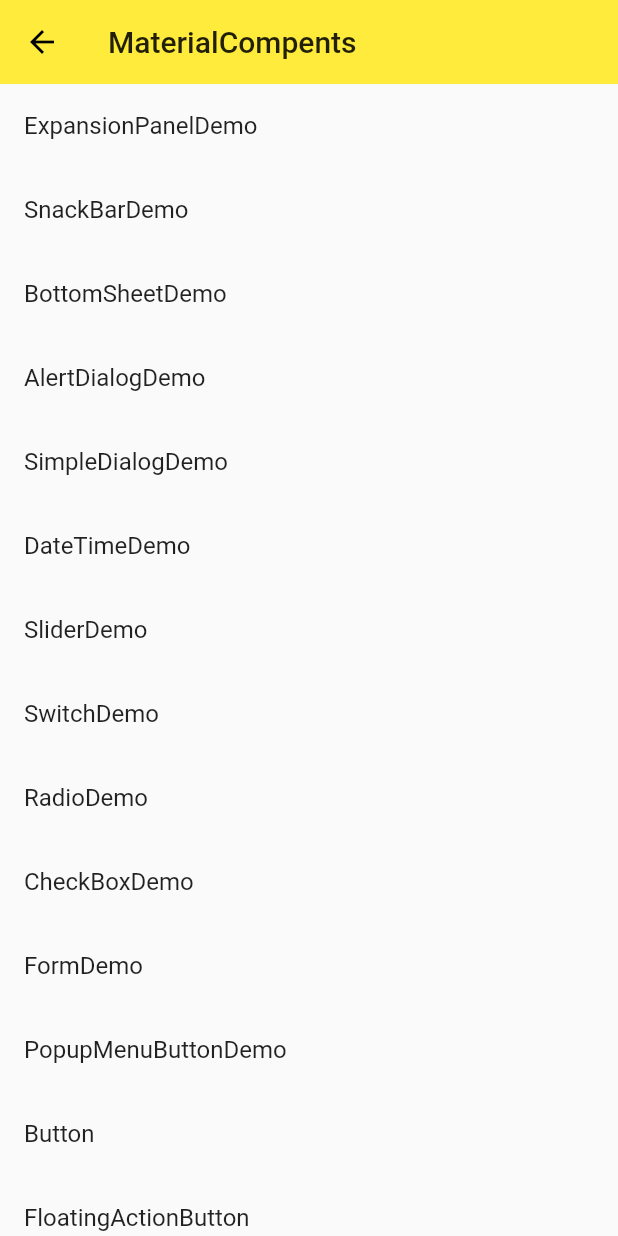
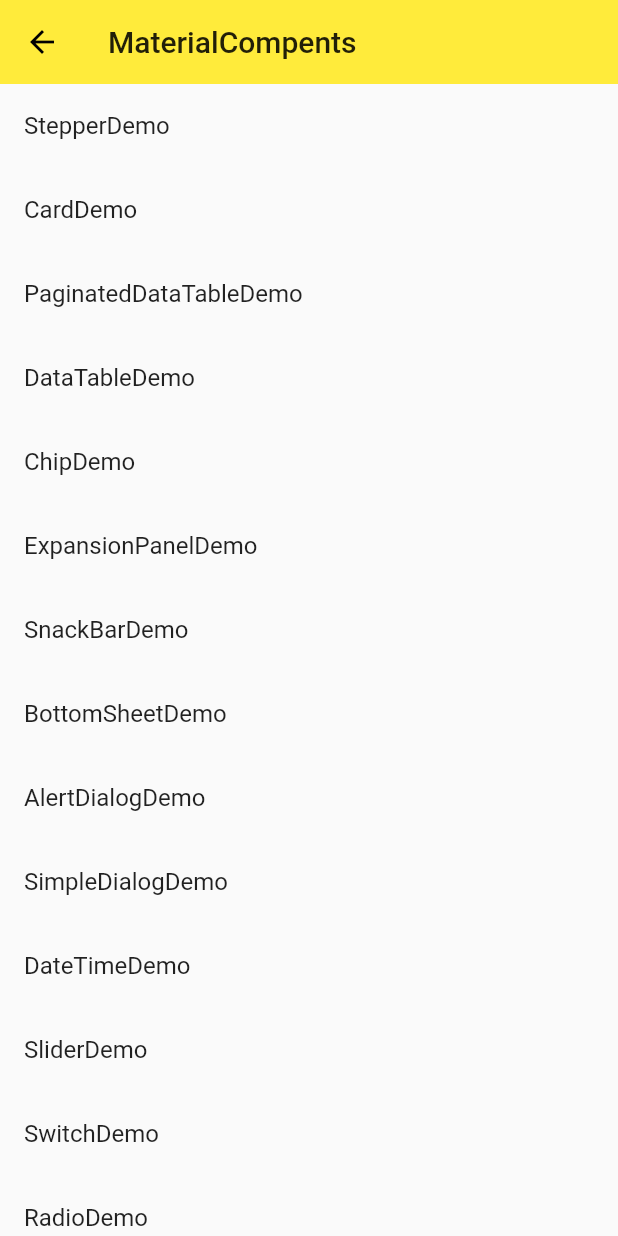
Before and after one commit to kzeeyang/flutter_study, a Flutter app: the screen it shows after launch, on a phone screen of 412 x 824 dp. Run offline on Flutter 3.47's test engine with Material 2 defaults, Android fonts, the phone set to English and light mode, and no system bars.

Commit message:
components change

```diff
--- a/lib/demo/material_components.dart
+++ b/lib/demo/material_components.dart
@@ -1,4 +1,5 @@
 import 'package:flutter/material.dart';
+import 'package:hello_world/demo/CardDemo.dart';
 import 'button_demo.dart';
 import 'floatingActionButton_demo.dart';
 import 'popupMenuButton_demo.dart';
@@ -13,6 +14,10 @@ import 'alertDialog_demo.dart';
 import 'bottomSheet_demo.dart';
 import 'snackBar_demo.dart';
 import 'expansionPanel_demo.dart';
+import 'chip_demo.dart';
+import 'dataTable_demo.dart';
+import 'paginatedDataTable_demo.dart';
+import 'stepper_demo.dart';
 
 class MaterialCompents extends StatelessWidget {
   @override
@@ -24,6 +29,26 @@ class MaterialCompents extends StatelessWidget {
       ),
       body: ListView(
         children: <Widget>[
+          ListItem(
+            title: 'StepperDemo',
+            page: StepperDemo(),
+          ),
+          ListItem(
+            title: 'CardDemo',
+            page: CardDemo(),
+          ),
+          ListItem(
+            title: 'PaginatedDataTableDemo',
+            page: PaginatedDataTableDemo(),
+          ),
+          ListItem(
+            title: 'DataTableDemo',
+            page: DataTableDemo(),
+          ),
+          ListItem(
+            title: 'ChipDemo',
+            page: ChipDemo(),
+          ),
           ListItem(
             title: 'ExpansionPanelDemo',
             page: ExpansionPanelDemo(),
```
